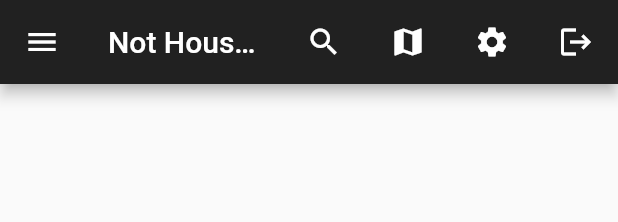
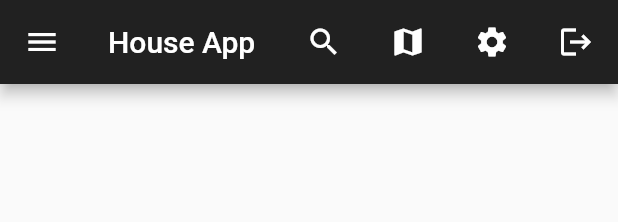
Before and after one commit to tandr3w/Flutter-House-App, a Flutter app: the MyAppBarExpanded widget shown alone on an empty page, opened directly, after a tap on "Map", on a phone screen of 412 x 824 dp. Shown: the top 222 px of the screen. Run offline on Flutter 3.47's test engine with Material 2 defaults, Android fonts, the phone set to English and light mode, and no system bars; missing offline and left inert: window_size.

Commit message:
Update my_appbar.dart

```diff
--- a/lib/util/my_appbar.dart
+++ b/lib/util/my_appbar.dart
@@ -7,7 +7,7 @@ var myAppBarColor = Colors.grey[900];
 
 var myAppBar = AppBar(
   backgroundColor: myAppBarColor,
-  title: Text("Not HouseSigma"), // replace this with logo image
+  title: Text("House App"), // replace this with logo image
 
   actions: [
     Padding(
@@ -50,7 +50,7 @@ class MyAppBarExpanded extends StatelessWidget with PreferredSizeWidget {
   Widget build(BuildContext context) {
     return AppBar(
       backgroundColor: myAppBarColor,
-      title: Text("Not HouseSigma"), // replace this with logo image
+      title: Text("House App"), // replace this with logo image
 
       actions: [
         ElevatedButton.icon(
```
